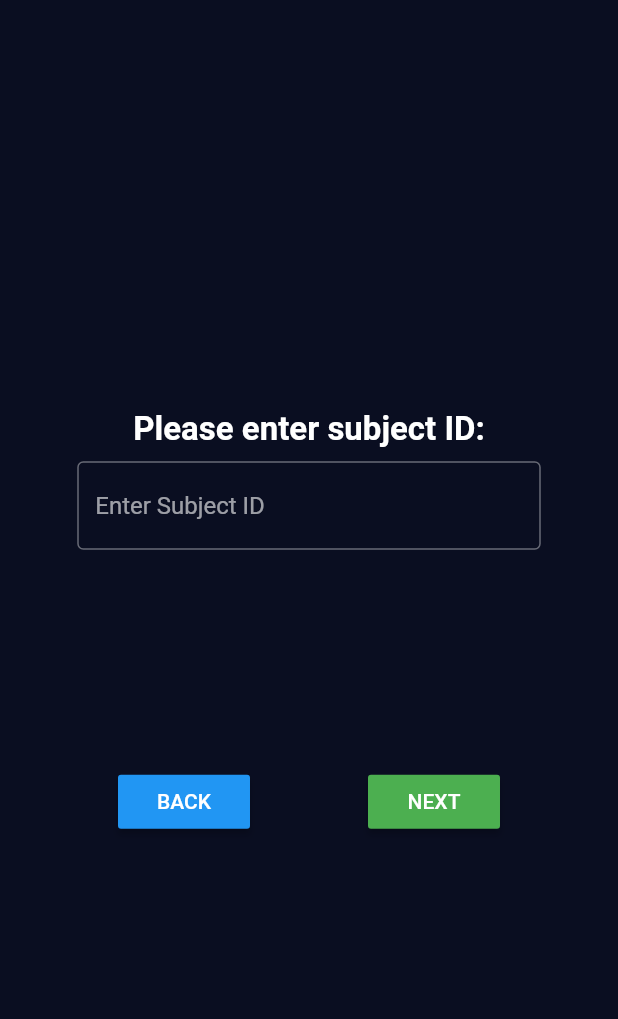
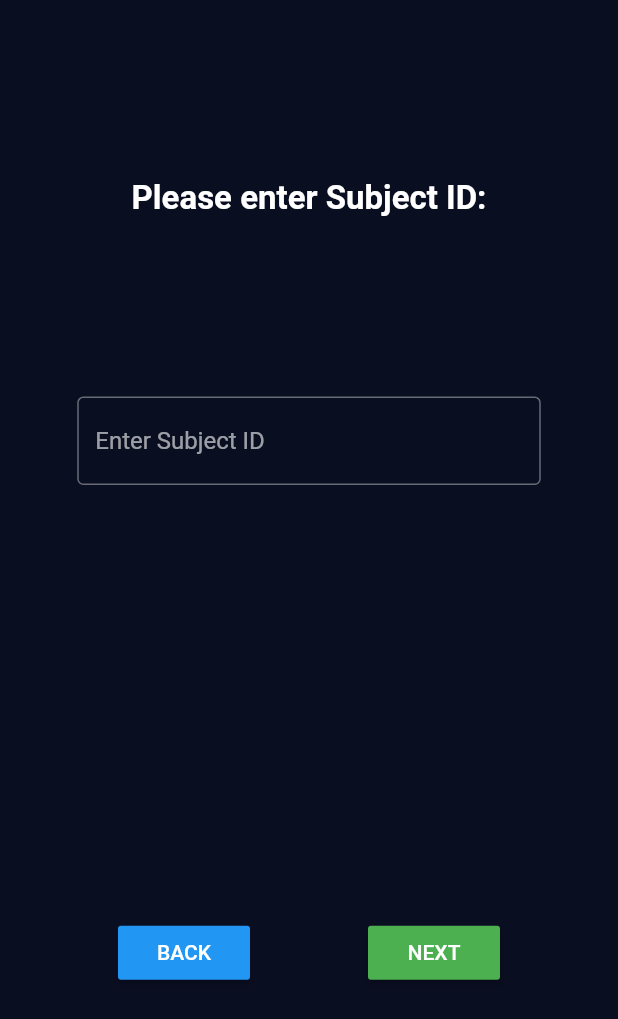
Before and after one commit to florencelarkin/ist_app, a Flutter app: the screen it shows after launch, on a phone screen of 412 x 824 dp. Shown: the top 1019 px of the screen. Run offline on Flutter 3.47's test engine with Material 2 defaults, Android fonts, the phone set to English and light mode, and no system bars.

Commit message:
changed scroll physics on grid for web

```diff
--- a/lib/id_page.dart
+++ b/lib/id_page.dart
@@ -43,16 +43,20 @@ class _SubjectIDPageState extends State<SubjectIDPage> {
         mainAxisAlignment: MainAxisAlignment.center,
         crossAxisAlignment: CrossAxisAlignment.center,
         children: <Widget>[
-          Padding(
+          Expanded(
+            child: Padding(
               padding: const EdgeInsets.all(8.0),
               child: Center(
+                heightFactor: MediaQuery.of(context).size.height * .1,
                 child: Text(
-                'Please enter subject ID:',
+                  'Please enter Subject ID:',
                   style: TextStyle(fontSize: 22.0, fontWeight: FontWeight.bold),
                 ),
               ),
             ),
-          Container(
+          ),
+          Expanded(
+            child: Container(
               child: TextField(
                 decoration: InputDecoration(
                     border: OutlineInputBorder(
@@ -63,14 +67,16 @@ class _SubjectIDPageState extends State<SubjectIDPage> {
                   subjectId = value;
                 },
               ),
-            height: MediaQuery.of(context).size.width * 0.25,
+              height: MediaQuery.of(context).size.height * 0.25,
               width: MediaQuery.of(context).size.width * 0.75,
             ),
+          ),
           SizedBox(
-            height: 100.0,
+            height: MediaQuery.of(context).size.height * .1,
           ),
           Row(
             mainAxisAlignment: MainAxisAlignment.spaceEvenly,
+            crossAxisAlignment: CrossAxisAlignment.center,
             children: <Widget>[
               RaisedButton(
                   color: Colors.blue,
@@ -101,6 +107,9 @@ class _SubjectIDPageState extends State<SubjectIDPage> {
                   }),
             ],
           ),
+          SizedBox(
+            height: MediaQuery.of(context).size.height * .2,
+          ),
         ],
       ),
     );
--- a/lib/task_page.dart
+++ b/lib/task_page.dart
@@ -215,7 +215,7 @@ class _TaskPageState extends State<TaskPage> {
         title: Text(appBarText),
       ),
       body: GridView.builder(
-          physics: NeverScrollableScrollPhysics(),
+          //physics: NeverScrollableScrollPhysics(),
           itemCount: gridMap.length,
           gridDelegate:
               SliverGridDelegateWithFixedCrossAxisCount(crossAxisCount: 5),
```
Lines whose indentation alone changed are shown as unchanged.
